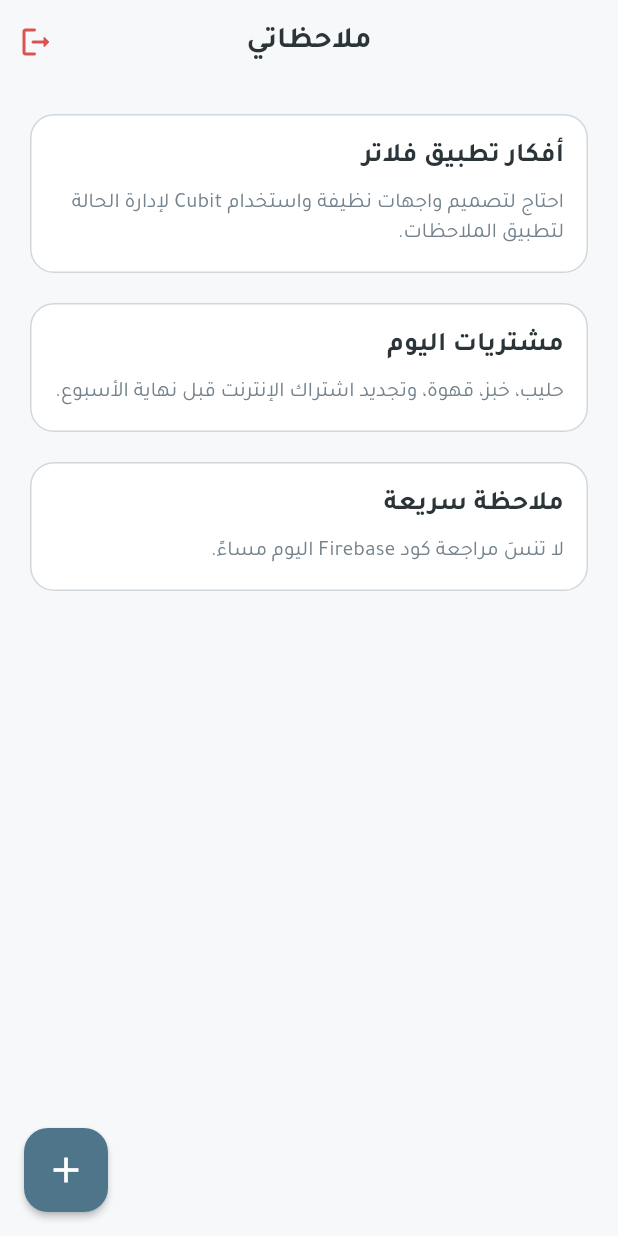
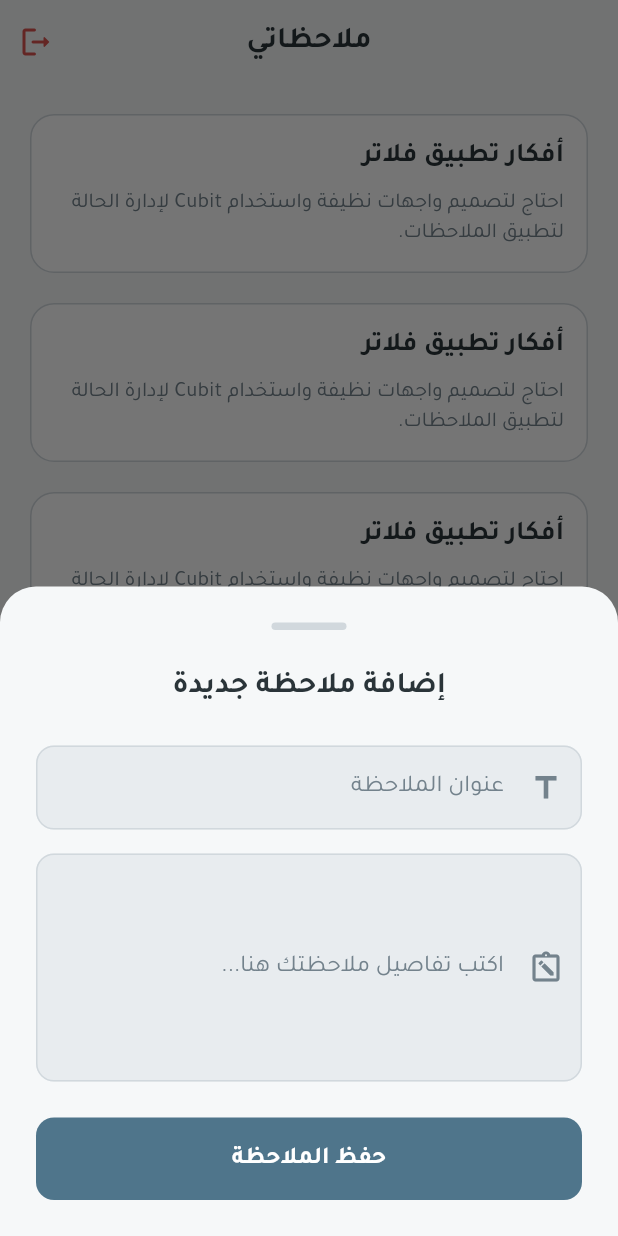
Before and after one commit to ibrahimmaliraqi/note-flow, a Flutter app: the HomeView screen opened by its route, after a tap on the "add" icon, on a phone screen of 412 x 824 dp. Run offline on Flutter 3.47's test engine with Material 3 defaults, Android fonts, the phone set to English and light mode, and no system bars; our stand-ins replace bloc, cloud_firestore, dartz, firebase_auth, firebase_core, flutter_bloc and 4 more; accounts and stored records are empty; network calls fail.

Commit message:
home and sheet ui done

```diff
--- /dev/null
+++ b/lib/core/utils/showModalBottomSheet.dart
@@ -0,0 +1,22 @@
+import 'package:flutter/material.dart';
+import 'package:noteflow/core/theme/app_colors.dart';
+
+Future<dynamic> showSheet({
+  required BuildContext context,
+  required Widget widget,
+}) {
+  return showModalBottomSheet(
+    isScrollControlled: true,
+    backgroundColor: AppColors.background,
+    context: context,
+    shape: const RoundedRectangleBorder(
+      borderRadius: BorderRadius.vertical(
+        top: Radius.circular(24), // حواف علوية دائرية
+      ),
+    ),
+    elevation: 2,
+    builder: (context) {
+      return widget;
+    },
+  );
+}
--- /dev/null
+++ b/lib/core/widgets/empty_widget.dart
@@ -0,0 +1,56 @@
+import 'package:flutter/material.dart';
+import 'package:noteflow/core/theme/app_colors.dart';
+import 'package:noteflow/core/widgets/custom_text.dart'; // تأكد من مسار CustomText
+
+class EmptyListWidget extends StatelessWidget {
+  final String title;
+  final String subtitle;
+  final IconData icon;
+
+  const EmptyListWidget({
+    super.key,
+    required this.title,
+    required this.subtitle,
+    required this.icon,
+  });
+
+  @override
+  Widget build(BuildContext context) {
+    return Center(
+      child: Padding(
+        padding: const EdgeInsets.all(24.0),
+        child: Column(
+          mainAxisAlignment: MainAxisAlignment.center,
+          crossAxisAlignment: CrossAxisAlignment.center,
+          children: [
+            // الأيقونة الدالة على الفراغ
+            Icon(
+              icon,
+              size: 80,
+              color: AppColors.textSecondary.withOpacity(0.5),
+            ),
+            const SizedBox(height: 16),
+
+            // العنوان الرئيسي
+            CustomText(
+              text: title,
+              fontSize: 20,
+              fontWeight: FontWeight.bold,
+              color: AppColors.textPrimary,
+              textAlign: TextAlign.center,
+            ),
+            const SizedBox(height: 8),
+
+            // النص الوصفي (الفرعي)
+            CustomText(
+              text: subtitle,
+              fontSize: 14,
+              color: AppColors.textSecondary,
+              textAlign: TextAlign.center,
+            ),
+          ],
+        ),
+      ),
+    );
+  }
+}
--- a/lib/core/widgets/text_field.dart
+++ b/lib/core/widgets/text_field.dart
@@ -7,6 +7,7 @@ class CustomTextField extends StatelessWidget {
   final bool isPassword;
   final TextInputType keyboardType;
   final TextEditingController controller;
+  final int? maxLines;
 
   const CustomTextField({
     super.key,
@@ -15,11 +16,13 @@ class CustomTextField extends StatelessWidget {
     this.isPassword = false,
     this.keyboardType = TextInputType.text,
     required this.controller,
+    this.maxLines = 1,
   });
 
   @override
   Widget build(BuildContext context) {
     return TextFormField(
+      maxLines: maxLines,
       validator: (value) {
         if (value == null || value.trim().isEmpty) {
           return 'يرجى إدخال $label';
--- a/lib/features/home/presentation/views/home_view.dart
+++ b/lib/features/home/presentation/views/home_view.dart
@@ -1,8 +1,10 @@
 import 'package:firebase_auth/firebase_auth.dart';
 import 'package:flutter/material.dart';
-import 'package:noteflow/core/helper/prefs_helper.dart';
 import 'package:noteflow/core/theme/app_colors.dart';
+import 'package:noteflow/core/utils/showModalBottomSheet.dart';
 import 'package:noteflow/core/widgets/custom_text.dart';
+import 'package:noteflow/features/home/presentation/widgets/add_note_sheet.dart';
+import 'package:noteflow/features/home/presentation/widgets/not_list_bloc.dart';
 
 class HomeView extends StatefulWidget {
   const HomeView({super.key});
@@ -12,23 +14,6 @@ class HomeView extends StatefulWidget {
 }
 
 class _HomeViewState extends State<HomeView> {
-  // قائمة وهمية لاختبار التصميم (قم بإفراغ القائمة [] لرؤية حالة الـ Empty State)
-  final List<Map<String, String>> dummyNotes = [
-    {
-      'title': 'أفكار تطبيق فلاتر',
-      'content':
-          'احتاج لتصميم واجهات نظيفة واستخدام Cubit لإدارة الحالة لتطبيق الملاحظات.',
-    },
-    {
-      'title': 'مشتريات اليوم',
-      'content': 'حليب، خبز، قهوة، وتجديد اشتراك الإنترنت قبل نهاية الأسبوع.',
-    },
-    {
-      'title': 'ملاحظة سريعة',
-      'content': 'لا تنسَ مراجعة كود Firebase اليوم مساءً.',
-    },
-  ];
-
   @override
   Widget build(BuildContext context) {
     return Scaffold(
@@ -54,106 +39,19 @@ class _HomeViewState extends State<HomeView> {
         ],
       ),
       body: SafeArea(
-        // نتحقق مما إذا كانت القائمة فارغة لعرض التصميم المناسب
-        child: dummyNotes.isEmpty ? _buildEmptyState() : _buildNotesList(),
+        child: NotListBloc(),
       ),
-      // زر الإضافة العائم
       floatingActionButton: FloatingActionButton(
-        onPressed: () {
-          print(PrefsHelper.getUser()!.email);
-          print(PrefsHelper.getUser()!.id);
-          print(PrefsHelper.getUser()!.name);
-          print(PrefsHelper.getUser()!.createAt);
-          print(PrefsHelper.getUser()!.image);
-        },
         backgroundColor: AppColors.primary,
         elevation: 2,
         shape: RoundedRectangleBorder(
           borderRadius: BorderRadius.circular(16),
         ),
+        onPressed: () {
+          showSheet(context: context, widget: AddNoteBottomSheet());
+        },
         child: const Icon(Icons.add, color: Colors.white, size: 28),
       ),
     );
   }
-
-  // 1. واجهة حالة الفراغ (Empty State)
-  Widget _buildEmptyState() {
-    return Center(
-      child: Column(
-        mainAxisAlignment: MainAxisAlignment.center,
-        children: [
-          Icon(
-            Icons.speaker_notes_off_rounded,
-            size: 80,
-            color: AppColors.textSecondary.withOpacity(0.5),
-          ),
-          const SizedBox(height: 16),
-          const CustomText(
-            text: 'لا توجد ملاحظات بعد',
-            fontSize: 20,
-            fontWeight: FontWeight.bold,
-            color: AppColors.textPrimary,
-          ),
-          const SizedBox(height: 8),
-          const CustomText(
-            text: 'اضغط على زر (+) بالأسفل لإضافة ملاحظتك الأولى',
-            fontSize: 14,
-            color: AppColors.textSecondary,
-          ),
-        ],
-      ),
-    );
-  }
-
-  // 2. واجهة قائمة الملاحظات (Notes List)
-  Widget _buildNotesList() {
-    return ListView.separated(
-      padding: const EdgeInsets.all(16.0),
-      itemCount: dummyNotes.length,
-      separatorBuilder: (context, index) => const SizedBox(height: 12),
-      itemBuilder: (context, index) {
-        final note = dummyNotes[index];
-        return _buildNoteCard(note);
-      },
-    );
-  }
-
-  // 3. تصميم بطاقة الملاحظة (Note Card) - يمكن فصلها في ملف مستقل لاحقاً
-  Widget _buildNoteCard(Map<String, String> note) {
-    return Card(
-      elevation: 0,
-      color: AppColors.surface,
-      shape: RoundedRectangleBorder(
-        borderRadius: BorderRadius.circular(16),
-        side: const BorderSide(color: AppColors.border), // حدود خفيفة وأنيقة
-      ),
-      child: InkWell(
-        borderRadius: BorderRadius.circular(16),
-        onTap: () {
-          // سيتم الانتقال لشاشة تعديل الملاحظة هنا
-        },
-        child: Padding(
-          padding: const EdgeInsets.all(16.0),
-          child: Column(
-            crossAxisAlignment: CrossAxisAlignment.start,
-            children: [
-              CustomText(
-                text: note['title'] ?? '',
-                fontSize: 18,
-                fontWeight: FontWeight.bold,
-                maxLines: 1, // إخفاء النص الزائد بعنوان الملاحظة
-              ),
-              const SizedBox(height: 8),
-              CustomText(
-                text: note['content'] ?? '',
-                fontSize: 14,
-                color: AppColors.textSecondary,
-                maxLines: 2, // عرض سطرين فقط من المحتوى
-              ),
-            ],
-          ),
-        ),
-      ),
-    );
-  }
 }
--- /dev/null
+++ b/lib/features/home/presentation/widgets/add_note_sheet.dart
@@ -0,0 +1,90 @@
+import 'package:flutter/material.dart';
+import 'package:noteflow/core/theme/app_colors.dart';
+import 'package:noteflow/core/widgets/custom_button.dart';
+import 'package:noteflow/core/widgets/custom_text.dart';
+import 'package:noteflow/core/widgets/text_field.dart';
+// import 'package:noteflow/core/widgets/custom_text_field.dart'; // إذا كنت تريد استخدام حقل الإدخال المخصص للعنوان
+
+class AddNoteBottomSheet extends StatefulWidget {
+  const AddNoteBottomSheet({super.key});
+
+  @override
+  State<AddNoteBottomSheet> createState() => _AddNoteBottomSheetState();
+}
+
+class _AddNoteBottomSheetState extends State<AddNoteBottomSheet> {
+  final TextEditingController _titleController = TextEditingController();
+  final TextEditingController _contentController = TextEditingController();
+
+  @override
+  void dispose() {
+    _titleController.dispose();
+    _contentController.dispose();
+    super.dispose();
+  }
+
+  @override
+  Widget build(BuildContext context) {
+    return Directionality(
+      textDirection: TextDirection.rtl,
+      child: Padding(
+        // هذه الخطوة مهمة جداً ليرتفع الـ Sheet مع الكيبورد
+        padding: EdgeInsets.only(
+          bottom: MediaQuery.of(context).viewInsets.bottom,
+          left: 24,
+          right: 24,
+          top: 24,
+        ),
+        child: SingleChildScrollView(
+          child: Column(
+            mainAxisSize: MainAxisSize.min, // ليأخذ مساحة المحتوى فقط
+            crossAxisAlignment: CrossAxisAlignment.stretch,
+            children: [
+              // مؤشر السحب (Drag Handle)
+              Center(
+                child: Container(
+                  width: 50,
+                  height: 5,
+                  decoration: BoxDecoration(
+                    color: AppColors.border,
+                    borderRadius: BorderRadius.circular(10),
+                  ),
+                ),
+              ),
+              const SizedBox(height: 24),
+
+              const CustomText(
+                text: 'إضافة ملاحظة جديدة',
+                fontSize: 20,
+                fontWeight: FontWeight.bold,
+                textAlign: TextAlign.center,
+              ),
+              const SizedBox(height: 24),
+
+              // حقل العنوان
+              CustomTextField(
+                label: 'عنوان الملاحظة',
+                icon: Icons.title_outlined,
+                controller: _titleController,
+              ),
+              const SizedBox(height: 16),
+
+              // حقل المحتوى (متعدد الأسطر)
+              CustomTextField(
+                label: 'اكتب تفاصيل ملاحظتك هنا...',
+                icon: Icons.note_alt_outlined,
+                maxLines: 5,
+                controller: _contentController,
+              ),
+              const SizedBox(height: 24),
+
+              // زر الحفظ
+              CustomButton(title: 'حفظ الملاحظة'),
+              const SizedBox(height: 24), // مسافة سفلية للأمان
+            ],
+          ),
+        ),
+      ),
+    );
+  }
+}
--- /dev/null
+++ b/lib/features/home/presentation/widgets/not_list_bloc.dart
@@ -0,0 +1,13 @@
+import 'package:flutter/material.dart';
+import 'package:noteflow/features/home/presentation/widgets/note_list.dart';
+
+class NotListBloc extends StatelessWidget {
+  const NotListBloc({
+    super.key,
+  });
+
+  @override
+  Widget build(BuildContext context) {
+    return NotesList();
+  }
+}
--- /dev/null
+++ b/lib/features/home/presentation/widgets/note_cart.dart
@@ -0,0 +1,47 @@
+import 'package:flutter/material.dart';
+import 'package:noteflow/core/theme/app_colors.dart';
+import 'package:noteflow/core/widgets/custom_text.dart';
+
+class NoteCard extends StatelessWidget {
+  const NoteCard({
+    super.key,
+  });
+
+  @override
+  Widget build(BuildContext context) {
+    return Card(
+      elevation: 0,
+      color: AppColors.surface,
+      shape: RoundedRectangleBorder(
+        borderRadius: BorderRadius.circular(16),
+        side: const BorderSide(color: AppColors.border), // حدود خفيفة وأنيقة
+      ),
+      child: InkWell(
+        borderRadius: BorderRadius.circular(16),
+        onTap: () {},
+        child: Padding(
+          padding: const EdgeInsets.all(16.0),
+          child: Column(
+            crossAxisAlignment: CrossAxisAlignment.start,
+            children: [
+              CustomText(
+                text: 'أفكار تطبيق فلاتر',
+                fontSize: 18,
+                fontWeight: FontWeight.bold,
+                maxLines: 1, // إخفاء النص الزائد بعنوان الملاحظة
+              ),
+              const SizedBox(height: 8),
+              CustomText(
+                text:
+                    'احتاج لتصميم واجهات نظيفة واستخدام Cubit لإدارة الحالة لتطبيق الملاحظات.',
+                fontSize: 14,
+                color: AppColors.textSecondary,
+                maxLines: 2, // عرض سطرين فقط من المحتوى
+              ),
+            ],
+          ),
+        ),
+      ),
+    );
+  }
+}
--- /dev/null
+++ b/lib/features/home/presentation/widgets/note_list.dart
@@ -0,0 +1,20 @@
+import 'package:flutter/material.dart';
+import 'package:noteflow/features/home/presentation/widgets/note_cart.dart';
+
+class NotesList extends StatelessWidget {
+  const NotesList({
+    super.key,
+  });
+
+  @override
+  Widget build(BuildContext context) {
+    return ListView.separated(
+      padding: const EdgeInsets.all(16.0),
+      itemCount: 5,
+      separatorBuilder: (context, index) => const SizedBox(height: 12),
+      itemBuilder: (context, index) {
+        return NoteCard();
+      },
+    );
+  }
+}
--- a/lib/splash_view.dart
+++ b/lib/splash_view.dart
@@ -1,3 +1,4 @@
+import 'package:firebase_auth/firebase_auth.dart';
 import 'package:flutter/material.dart';
 import 'package:go_router/go_router.dart';
 import 'package:noteflow/core/routes/app_router.dart';
@@ -19,12 +20,11 @@ class _SplashViewState extends State<SplashView> {
 
   void _navigateToLogin() {
     Future.delayed(const Duration(seconds: 3), () {
-      GoRouter.of(context).pushReplacement(AppRouter.loginView);
-
-      // if (FirebaseAuth.instance.currentUser != null) {
-      //   GoRouter.of(context).pushReplacement(AppRouter.homeView);
-      // } else {
-      // }
+      if (FirebaseAuth.instance.currentUser != null) {
+        GoRouter.of(context).pushReplacement(AppRouter.homeView);
+      } else {
+        GoRouter.of(context).pushReplacement(AppRouter.loginView);
+      }
     });
   }
 
```
